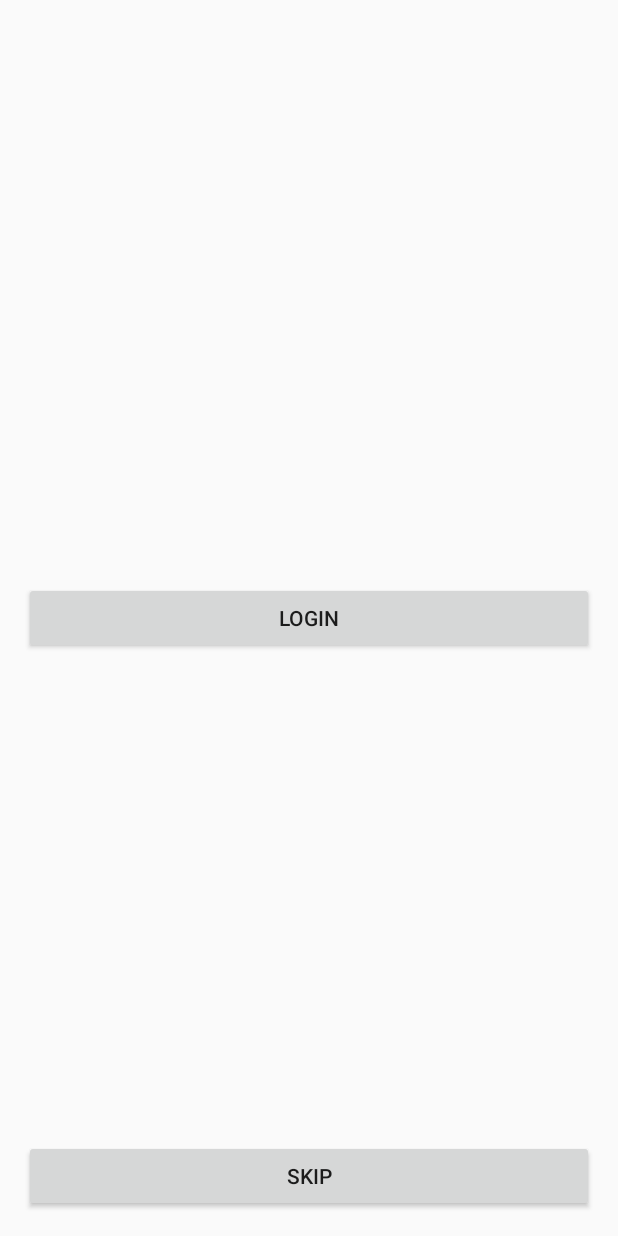
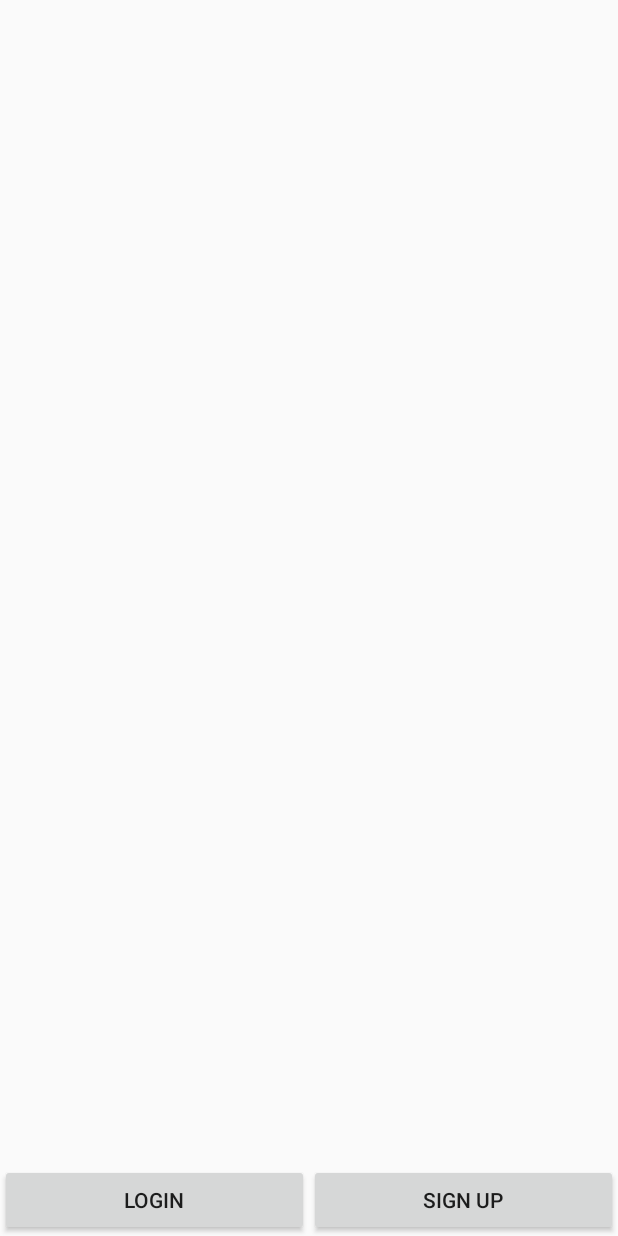
Before and after one commit to Peso-Sense/Mobile-Team, an Android app: the Login screen opened directly, with no data from a screen before it, on a phone screen of 412 x 824 dp. Run offline under Robolectric (Android 15) with nearby library versions, the phone set to English and light mode, and no system bars; 2 statements that could not run were skipped.

Commit message:
Local repo Kaya ito?

```diff
--- a/app/src/main/res/layout/activity_login.xml
+++ b/app/src/main/res/layout/activity_login.xml
@@ -1,25 +1,28 @@
 <RelativeLayout xmlns:android="http://schemas.android.com/apk/res/android"
-    xmlns:tools="http://schemas.android.com/tools" android:layout_width="match_parent"
-    android:layout_height="match_parent" android:paddingLeft="@dimen/activity_horizontal_margin"
-    android:paddingRight="@dimen/activity_horizontal_margin"
-    android:paddingTop="@dimen/activity_vertical_margin"
-    android:paddingBottom="@dimen/activity_vertical_margin" tools:context="one.com.pesosense.activity.Login">
+    xmlns:tools="http://schemas.android.com/tools"
+    android:layout_width="match_parent"
+    android:layout_height="match_parent"
+    tools:context="one.com.pesosense.activity.Login">
 
-    <Button
+
+    <LinearLayout
         android:layout_width="match_parent"
         android:layout_height="wrap_content"
-        android:text="Login"
-        android:id="@+id/btnLogin"
-        android:layout_centerVertical="true"
-        android:layout_alignParentLeft="true"
-        android:layout_alignParentStart="true" />
+        android:layout_alignParentBottom="true">
 
-    <Button
-        android:layout_width="match_parent"
-        android:layout_height="wrap_content"
-        android:text="Skip"
-        android:id="@+id/btnSkip"
-        android:layout_alignParentBottom="true"
-        android:layout_alignParentLeft="true"
-        android:layout_alignParentStart="true" />
+        <Button
+            android:id="@+id/btnLogin"
+            android:layout_width="0dp"
+            android:layout_height="wrap_content"
+            android:layout_weight="1"
+            android:text="LOGIN" />
+
+        <Button
+            android:id="@+id/btnSignup"
+            android:layout_width="0dp"
+            android:layout_height="wrap_content"
+            android:layout_weight="1"
+            android:text="Sign Up" />
+
+    </LinearLayout>
 </RelativeLayout>
```
